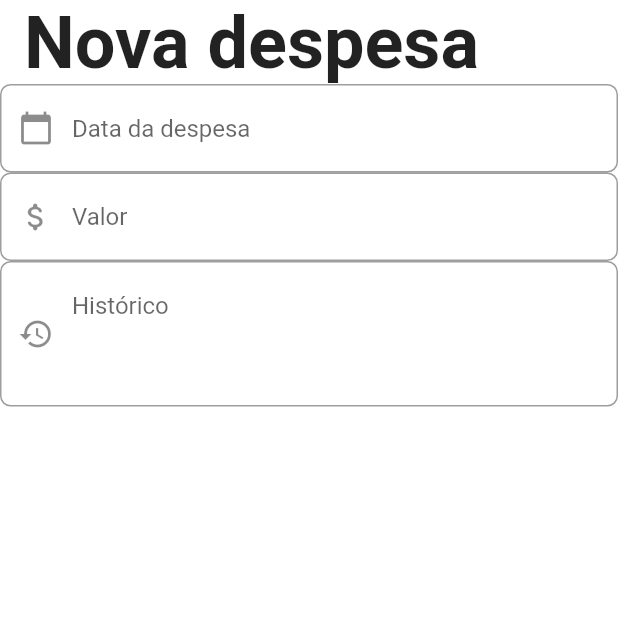
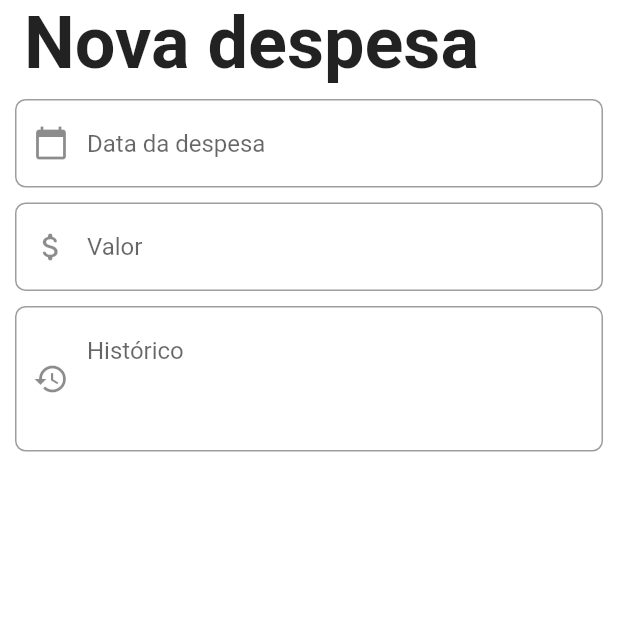
Before and after one commit to FelipeGutjahr/despesas_app, a Flutter app: the NovaDespesa screen opened by its route, on a phone screen of 412 x 824 dp, the top half of it. Run offline on Flutter 3.47's test engine with Material 2 defaults, Android fonts, the light colour scheme and no system bars; our stand-ins replace flutter_mobx, flutter_modular, mobx; missing offline and left inert: easy_mask; generated files the repository leaves out were written again.

Commit message:
Adicionadas máscaras nos campos de lançamento de despesa

```diff
--- a/lib/app/app_module.dart
+++ b/lib/app/app_module.dart
@@ -1,6 +1,7 @@
 import 'package:despesas_app/app/pages/home/home_page.dart';
 import 'package:despesas_app/app/pages/login/login_controller.dart';
 import 'package:despesas_app/app/pages/login/login_page.dart';
+import 'package:despesas_app/app/pages/nova_despesa/nova_despesa_controller.dart';
 import 'package:despesas_app/app/pages/nova_despesa/nova_despesa_page.dart';
 import 'package:flutter_modular/flutter_modular.dart';
 
@@ -9,7 +10,8 @@ class AppModule extends Module {
   //controllers e objetos que serão compartilhados em todo o app
   @override
   List<Bind> get binds => [
-    Bind((i) => LoginController())
+    Bind((i) => LoginController()),
+    Bind((i) => NovaDespesaController())
   ];
 
   //rotas nomeadas
--- a/lib/app/pages/login/login_controller.dart
+++ b/lib/app/pages/login/login_controller.dart
@@ -10,6 +10,7 @@ class LoginController = _LoginController with _$LoginController;
 abstract class _LoginController with Store {
 
   final formKey = GlobalKey<FormState>();
+
   var emailFocus = new FocusNode();
   var senhaFocus = new FocusNode();
 
--- /dev/null
+++ b/lib/app/pages/nova_despesa/nova_despesa_controller.dart
@@ -0,0 +1,9 @@
+import 'package:flutter/material.dart';
+
+class NovaDespesaController {
+
+  final formKey = GlobalKey<FormState>();
+
+  var valorFocus = new FocusNode();
+  var historicoFocus = new FocusNode();
+}
--- a/lib/app/pages/nova_despesa/nova_despesa_page.dart
+++ b/lib/app/pages/nova_despesa/nova_despesa_page.dart
@@ -1,5 +1,7 @@
+import 'package:despesas_app/app/pages/nova_despesa/nova_despesa_controller.dart';
+import 'package:easy_mask/easy_mask.dart';
 import 'package:flutter/material.dart';
-import 'package:mask_text_input_formatter/mask_text_input_formatter.dart';
+import 'package:flutter_modular/flutter_modular.dart';
 
 class NovaDespesa extends StatefulWidget {
 
@@ -9,14 +11,17 @@ class NovaDespesa extends StatefulWidget {
 
 class _NovaDespesaState extends State<NovaDespesa> {
 
-  var maskFormatterData = new MaskTextInputFormatter(
-    mask: '##/##/####',
-    filter: { "#": RegExp(r'[0-9]') }
+  final controller = Modular.get<NovaDespesaController>();
+
+  var maskFormatterData = TextInputMask(
+    mask: '99/99/9999'
   );
 
-  var maskFormatterValor = new MaskTextInputFormatter(
-    mask: 'R\$ ##,##',
-    filter: { "#": RegExp(r'[0-9]') }
+  var maskFormatterValor = TextInputMask(
+    mask: '9+999.999,99',
+    reverse: true,
+    placeholder: '0',
+    maxPlaceHolders: 3
   );
 
   @override
@@ -27,23 +32,20 @@ class _NovaDespesaState extends State<NovaDespesa> {
         width: 1000,
         child: Scaffold(
           appBar: AppBar(
-            title: Text(
-              'Nova despesa',
-              style: TextStyle(
-                color: Colors.black87,
-                fontSize: 48,
-                fontWeight: FontWeight.bold
-              )
-            ),
             backgroundColor: Colors.white,
             elevation: 0,
+            title: Text('Nova despesa', style: TextStyle(fontSize: 48, color: Colors.black87, fontWeight: FontWeight.bold)),
+            leading: Container(),
             leadingWidth: 0,
           ),
           backgroundColor: Colors.white,
-          body: Column(
-            mainAxisAlignment: MainAxisAlignment.spaceEvenly,
-            mainAxisSize: MainAxisSize.min,
+          body: Padding(
+            padding: const EdgeInsets.symmetric(horizontal: 10),
+            child: Column(
+              crossAxisAlignment: CrossAxisAlignment.start,
               children: [
+
+                SizedBox(height: 10),
                 TextFormField(
                   inputFormatters: [maskFormatterData],
                   decoration: InputDecoration(
@@ -51,7 +53,11 @@ class _NovaDespesaState extends State<NovaDespesa> {
                     border: OutlineInputBorder(borderRadius: BorderRadius.circular(7)),
                     prefixIcon: Icon(Icons.calendar_today)
                   ),
+                  keyboardType: TextInputType.number,
+                  onEditingComplete: () => FocusScope.of(context).requestFocus(controller.valorFocus),
                 ),
+
+                SizedBox(height: 10),
 
                 TextFormField(
                   inputFormatters: [maskFormatterValor],
@@ -60,17 +66,25 @@ class _NovaDespesaState extends State<NovaDespesa> {
                     border: OutlineInputBorder(borderRadius: BorderRadius.circular(7)),
                     prefixIcon: Icon(Icons.attach_money_rounded)
                   ),
+                  keyboardType: TextInputType.number,
+                  focusNode: controller.valorFocus,
+                  onEditingComplete: () => FocusScope.of(context).requestFocus(controller.historicoFocus),
                 ),
+
+                SizedBox(height: 10),
 
                 TextFormField(
                   maxLines: 3,
                   decoration: InputDecoration(
                     hintText: 'Histórico',
                     border: OutlineInputBorder(borderRadius: BorderRadius.circular(7)),
-                  prefixIcon: Icon(Icons.history)
+                    prefixIcon: Icon(Icons.history),
                   ),
+                  focusNode: controller.historicoFocus,
+                  textCapitalization: TextCapitalization.sentences,
                 ),
               ],
+            ),
           )
         ),
       ),
--- a/pubspec.yaml
+++ b/pubspec.yaml
@@ -31,7 +31,7 @@ dependencies:
   flutter_modular: ^3.0.1
   mobx: ^1.2.1+4
   flutter_mobx: ^1.1.0+2
-  mask_text_input_formatter: ^1.2.1
+  easy_mask: ^1.1.5
 
 
 dev_dependencies:
```
Also changed, not shown: lib/app/pages/login/login_page.dart (+7 -9 lines), pubspec.lock. Lines whose indentation alone changed are shown as unchanged.
